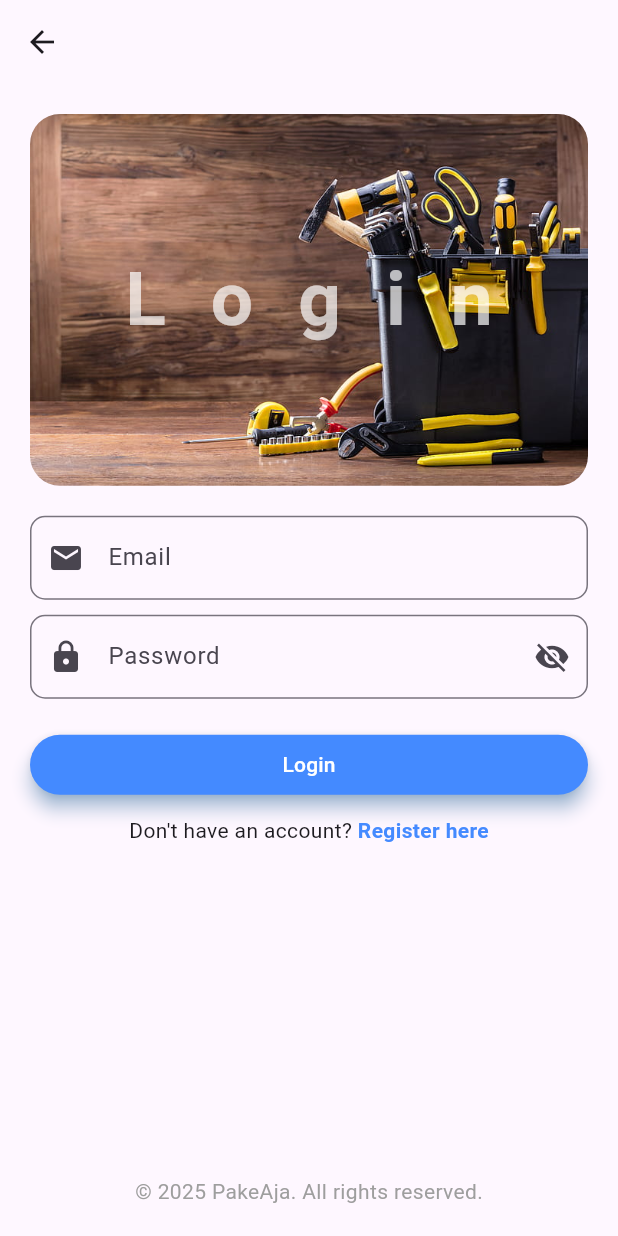
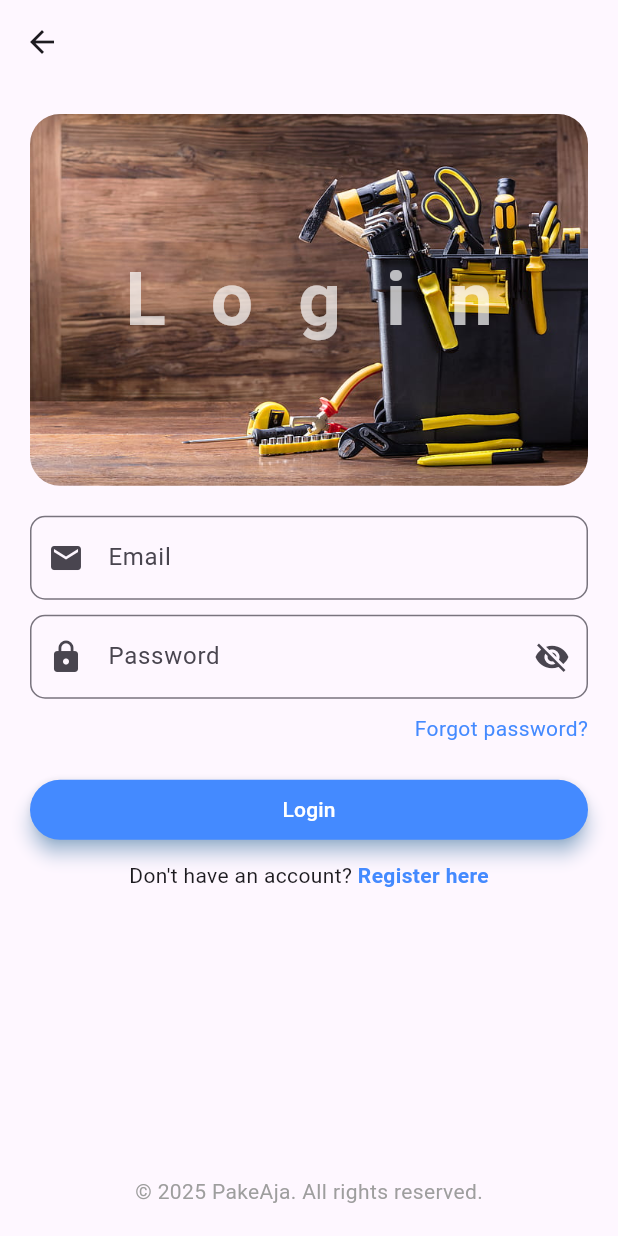
Before and after one commit to ardhikakrsh/Sewify, a Flutter app: the screen it shows after launch, after a tap on "Login", on a phone screen of 412 x 824 dp. Run offline on Flutter 3.47's test engine with Material 3 defaults, Android fonts, the phone set to English and light mode, and no system bars; our stand-ins replace firebase_auth, firebase_core; accounts and stored records are empty; generated files the repository leaves out were written again.

Commit message:
feat: update auth login/register using firebase

```diff
--- a/lib/main.dart
+++ b/lib/main.dart
@@ -1,7 +1,11 @@
+import 'package:firebase_core/firebase_core.dart';
 import 'package:flutter/material.dart';
-import 'package:pakeaja/service/auth/welcome.dart';
+import 'package:pakeaja/firebase_options.dart';
+import 'package:pakeaja/service/auth/auth_gate.dart';
 
-void main() {
+void main() async {
+  WidgetsFlutterBinding.ensureInitialized();
+  await Firebase.initializeApp(options: DefaultFirebaseOptions.currentPlatform);
   runApp(const MyApp());
 }
 
@@ -12,7 +16,7 @@ class MyApp extends StatelessWidget {
   Widget build(BuildContext context) {
     return const MaterialApp(
       debugShowCheckedModeBanner: false,
-      home: Welcome(),
+      home: AuthGate(),
     );
   }
 }
--- /dev/null
+++ b/lib/service/auth/auth_gate.dart
@@ -0,0 +1,28 @@
+import 'package:firebase_auth/firebase_auth.dart';
+import 'package:flutter/material.dart';
+import 'package:pakeaja/service/auth/welcome_page.dart';
+import 'package:pakeaja/view/home_page.dart';
+
+class AuthGate extends StatelessWidget {
+  const AuthGate({super.key});
+
+  @override
+  Widget build(BuildContext context) {
+    return Scaffold(
+      body: StreamBuilder(
+        stream: FirebaseAuth.instance.authStateChanges(),
+        builder: (context, snapshot) {
+          // user is logged in
+          if (snapshot.hasData) {
+            return const HomePage();
+          }
+
+          // user is not logged in
+          else {
+            return const WelcomePage();
+          }
+        },
+      ),
+    );
+  }
+}
--- a/lib/service/auth/welcome.dart
+++ b/lib/service/auth/welcome_page.dart
@@ -2,8 +2,8 @@ import 'package:flutter/material.dart';
 import 'package:pakeaja/view/login_page.dart';
 import 'package:pakeaja/view/register_page.dart';
 
-class Welcome extends StatelessWidget {
-  const Welcome({super.key});
+class WelcomePage extends StatelessWidget {
+  const WelcomePage({super.key});
 
   @override
   Widget build(BuildContext context) {
--- a/lib/view/home_page.dart
+++ b/lib/view/home_page.dart
@@ -1,8 +1,8 @@
 import 'package:flutter/material.dart';
 import 'package:pakeaja/components/my_drawer.dart';
 
-class Home extends StatelessWidget {
-  const Home({super.key});
+class HomePage extends StatelessWidget {
+  const HomePage({super.key});
 
   @override
   Widget build(BuildContext context) {
--- a/lib/view/login_page.dart
+++ b/lib/view/login_page.dart
@@ -1,7 +1,8 @@
 import 'package:flutter/material.dart';
 import 'package:pakeaja/components/my_hero.dart';
+import 'package:pakeaja/helper/diplay_message.dart';
+import 'package:pakeaja/service/auth/auth_service.dart';
 import 'package:pakeaja/view/home_page.dart';
-import 'package:pakeaja/view/quote_list.dart';
 import 'package:pakeaja/view/register_page.dart';
 
 class LoginPage extends StatefulWidget {
@@ -12,8 +13,8 @@ class LoginPage extends StatefulWidget {
 }
 
 class _LoginPageState extends State<LoginPage> {
-  final TextEditingController emailController = TextEditingController();
-  final TextEditingController passwordController = TextEditingController();
+  final emailController = TextEditingController();
+  final passwordController = TextEditingController();
   bool isPasswordVisible = false;
 
   @override
@@ -74,17 +75,21 @@ class _LoginPageState extends State<LoginPage> {
                         ),
                       ),
                     ),
+                    const SizedBox(height: 10.0),
+                    GestureDetector(
+                      child: const Align(
+                        alignment: Alignment.centerRight,
+                        child: Text('Forgot password?',
+                            style: TextStyle(color: Colors.blueAccent)),
+                      ),
+                      onTap: () {},
+                    ),
                     const SizedBox(height: 20.0),
 
                     // Login Button
                     FilledButton(
                       onPressed: () {
-                        Navigator.push(
-                          context,
-                          MaterialPageRoute(
-                            builder: (context) => const Home(),
-                          ),
-                        );
+                        onLoginPressed();
                       },
                       style: FilledButton.styleFrom(
                         backgroundColor: Colors.blueAccent,
@@ -137,4 +142,28 @@ class _LoginPageState extends State<LoginPage> {
       ),
     );
   }
+
+  void onLoginPressed() async {
+    final authService = AuthService();
+
+    if (emailController.text.isEmpty || passwordController.text.isEmpty) {
+      displayMessage('Email and password cannot be empty', context);
+      return;
+    }
+
+    try {
+      await authService.signInWithEmailAndPassword(
+        emailController.text,
+        passwordController.text,
+      );
+      Navigator.pushReplacement(
+        context,
+        MaterialPageRoute(
+          builder: (context) => const HomePage(),
+        ),
+      );
+    } catch (e) {
+      displayMessage(e.toString(), context);
+    }
+  }
 }
```
Also changed, not shown: lib/components/my_drawer.dart (+16 -3 lines), lib/helper/diplay_message.dart (added, +21 -0 lines), lib/service/auth/auth_service.dart (added, +48 -0 lines), lib/view/register_page.dart (+53 -12 lines).
